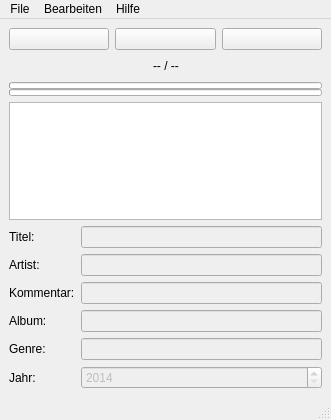
Qt form godirec/data/ui/godi_rec.ui (quitejonny/godirec) before a commit.
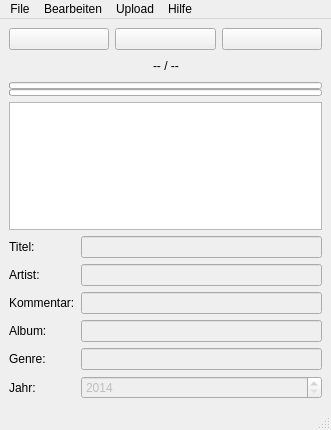
The same form after that commit. Icons and pictures are not drawn.

Patch:
```diff
--- a/godirec/data/ui/godi_rec.ui
+++ b/godirec/data/ui/godi_rec.ui
@@ -8,7 +8,7 @@
     <x>0</x>
     <y>0</y>
     <width>331</width>
-    <height>420</height>
+    <height>430</height>
    </rect>
   </property>
   <property name="windowTitle">
@@ -291,7 +291,7 @@
      <x>0</x>
      <y>0</y>
      <width>331</width>
-     <height>21</height>
+     <height>25</height>
     </rect>
    </property>
    <widget class="QMenu" name="menuGodiRec">
@@ -315,8 +315,18 @@
     </property>
     <addaction name="ActionSettings"/>
    </widget>
+   <widget class="QMenu" name="menuUpload">
+    <property name="enabled">
+     <bool>true</bool>
+    </property>
+    <property name="title">
+     <string>Upload</string>
+    </property>
+    <addaction name="ActionSermon"/>
+   </widget>
    <addaction name="menuGodiRec"/>
    <addaction name="menuBearbeiten"/>
+   <addaction name="menuUpload"/>
    <addaction name="menuHilfe"/>
   </widget>
   <widget class="QStatusBar" name="statusbar">
```
Left out of the diff: 8 changed lines with no effect on the pictures.
